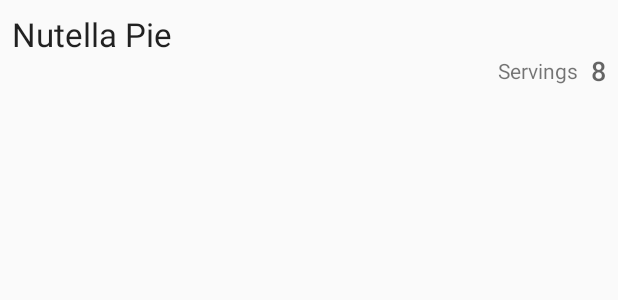
After one commit to WaheedPeabody/Baking-App, an Android app: the layout item_recipe.xml on its own in the app's theme, with its tools: preview values and no code run, on a phone screen of 412 x 824 dp. The commit adds this screen. Shown: the top 300 px of the screen. Run offline under Robolectric (Android 15) with nearby library versions, the phone set to English and light mode, and no system bars.

Commit message:
request and display list of recipes

```diff
--- a/app/src/main/AndroidManifest.xml
+++ b/app/src/main/AndroidManifest.xml
@@ -1,6 +1,8 @@
 <?xml version="1.0" encoding="utf-8"?>
 <manifest xmlns:android="http://schemas.android.com/apk/res/android"
     package="com.example.waheed.bakingapp">
+
+    <uses-permission android:name="android.permission.INTERNET" />
 
     <application
         android:allowBackup="true"
@@ -9,7 +11,7 @@
         android:roundIcon="@mipmap/ic_launcher_round"
         android:supportsRtl="true"
         android:theme="@style/AppTheme">
-        <activity android:name=".MainActivity">
+        <activity android:name=".ui.MainActivity">
             <intent-filter>
                 <action android:name="android.intent.action.MAIN" />
 
--- /dev/null
+++ b/app/src/main/res/layout/item_recipe.xml
@@ -0,0 +1,40 @@
+<?xml version="1.0" encoding="utf-8"?>
+<android.support.constraint.ConstraintLayout
+    xmlns:android="http://schemas.android.com/apk/res/android"
+    xmlns:app="http://schemas.android.com/apk/res-auto"
+    xmlns:tools="http://schemas.android.com/tools"
+    android:layout_width="match_parent"
+    android:layout_height="wrap_content">
+
+    <TextView
+        android:id="@+id/nameTextView"
+        style="@android:style/TextAppearance.DeviceDefault.Large"
+        android:layout_width="wrap_content"
+        android:layout_height="wrap_content"
+        android:layout_marginStart="8dp"
+        android:layout_marginTop="8dp"
+        app:layout_constraintStart_toStartOf="parent"
+        app:layout_constraintTop_toTopOf="parent"
+        tools:text="Nutella Pie" />
+
+    <TextView
+        android:id="@+id/servingsNumberTextView"
+        style="@android:style/TextAppearance.DeviceDefault.Medium"
+        android:layout_width="wrap_content"
+        android:layout_height="wrap_content"
+        android:layout_marginEnd="8dp"
+        app:layout_constraintBottom_toBottomOf="@+id/servingsLabel"
+        app:layout_constraintEnd_toEndOf="parent"
+        app:layout_constraintTop_toTopOf="@+id/servingsLabel"
+        tools:text="8" />
+
+    <TextView
+        android:id="@+id/servingsLabel"
+        android:layout_width="wrap_content"
+        android:layout_height="wrap_content"
+        android:layout_marginEnd="8dp"
+        android:text="@string/servings"
+        app:layout_constraintEnd_toStartOf="@+id/servingsNumberTextView"
+        app:layout_constraintTop_toBottomOf="@+id/nameTextView" />
+
+</android.support.constraint.ConstraintLayout>
--- a/app/src/main/res/values/strings.xml
+++ b/app/src/main/res/values/strings.xml
@@ -1,3 +1,7 @@
 <resources>
     <string name="app_name">Baking app</string>
+    <string name="servings">Servings</string>
+
+    <!-- TODO: Remove or change this placeholder text -->
+    <string name="hello_blank_fragment">Hello blank fragment</string>
 </resources>
```
Also changed, not shown: app/build.gradle (+12 -0 lines), app/src/main/java/com/example/waheed/bakingapp/MainActivity.java (deleted, +0 -13 lines), app/src/main/java/com/example/waheed/bakingapp/api/Api.java (added, +25 -0 lines), app/src/main/java/com/example/waheed/bakingapp/api/Ingredient.java (added, +18 -0 lines), app/src/main/java/com/example/waheed/bakingapp/api/Recipe.java (added, +36 -0 lines), app/src/main/java/com/example/waheed/bakingapp/api/RecipeStep.java (added, +24 -0 lines), app/src/main/java/com/example/waheed/bakingapp/ui/MainActivity.java (added, +36 -0 lines), app/src/main/java/com/example/waheed/bakingapp/ui/RecipesAdapter.java (added, +63 -0 lines), app/src/main/java/com/example/waheed/bakingapp/ui/RecipesFragment.java (added, +105 -0 lines), app/src/main/res/layout/activity_main.xml (+6 -6 lines), app/src/main/res/layout/fragment_recipes.xml (added, +10 -0 lines), app/src/main/res/layout/list_recipes.xml (added, +22 -0 lines).
